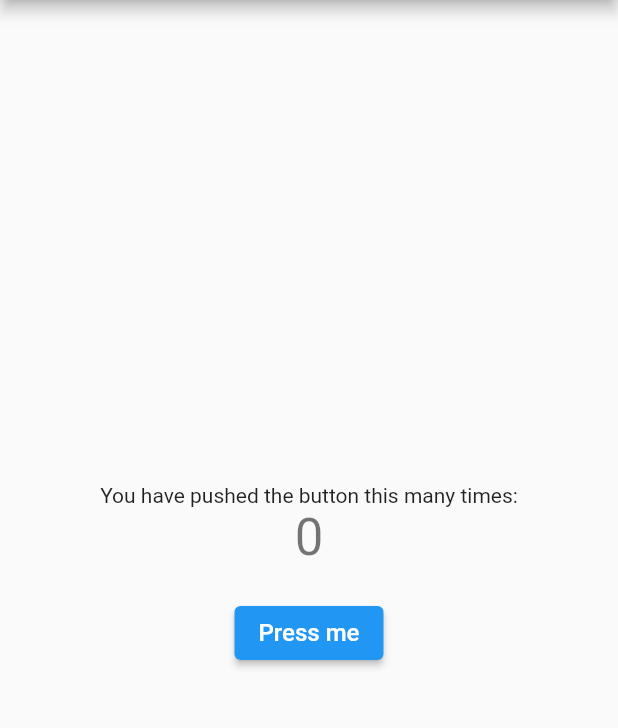
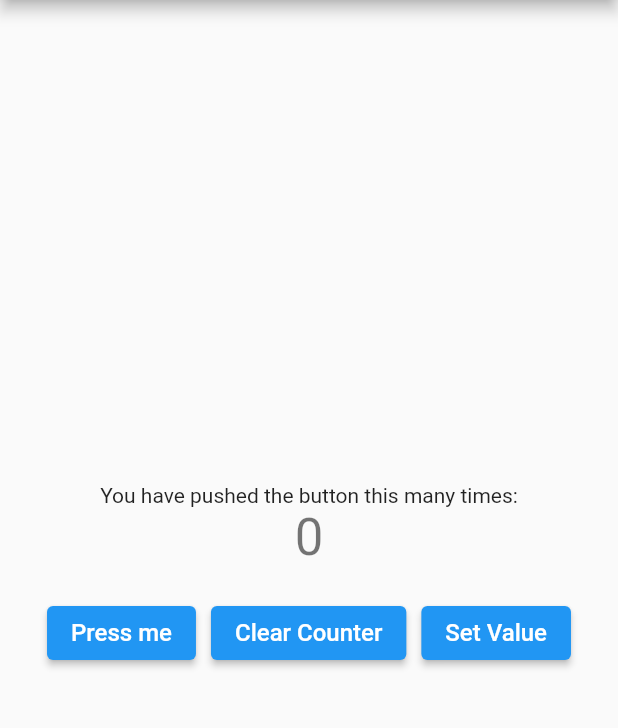
Before and after one commit to DARK-PROGRAMMER-I/inherited_widget, a Flutter app: the screen it shows after launch, on a phone screen of 412 x 824 dp, the part 84-812 px from its top. Run offline on Flutter 3.47's test engine with Material 2 defaults, Android fonts, the phone set to English and light mode, and no system bars.

Commit message:
Inherited Widget Modified Version of Counter

```diff
--- a/lib/main.dart
+++ b/lib/main.dart
@@ -38,7 +38,7 @@ class _MyHomePageState extends State<MyHomePage> {
   //     _counter++;
   //   });
   // }
-
+  TextEditingController valueController = TextEditingController();
   @override
   Widget build(BuildContext context) {
     final _counter = Inherit.of(context)?.counter;
@@ -61,12 +61,31 @@ class _MyHomePageState extends State<MyHomePage> {
             SizedBox(
               height: 20,
             ),
-            ElevatedButton(
-                onPressed: (){
-                  Inherit.of(context)?.incrementCounter();
-                },
-                child: Text('Press me', style: TextStyle(fontSize: 16),),
+            Row(
+              mainAxisAlignment: MainAxisAlignment.center,
+              children: [
+                ElevatedButton(
+                  onPressed: (){
+                    Inherit.of(context)?.incrementCounter();
+                  },
+                  child: Text('Press me', style: TextStyle(fontSize: 16),),
                 ),
+                SizedBox(width: 10,),
+                ElevatedButton(
+                  onPressed: (){
+                    Inherit.of(context)?.clearCounter();
+                  },
+                  child: Text('Clear Counter', style: TextStyle(fontSize: 16),),
+                ),
+                SizedBox(width: 10,),
+                ElevatedButton(
+                  onPressed: (){
+                    Inherit.of(context)?.setCounterValue();
+                  },
+                  child: Text('Set Value', style: TextStyle(fontSize: 16),),
+                )
+              ],
+            )
           ],
         ),
       ),
```
Also changed, not shown: lib/inherit_widget_class.dart (+28 -1 lines).
